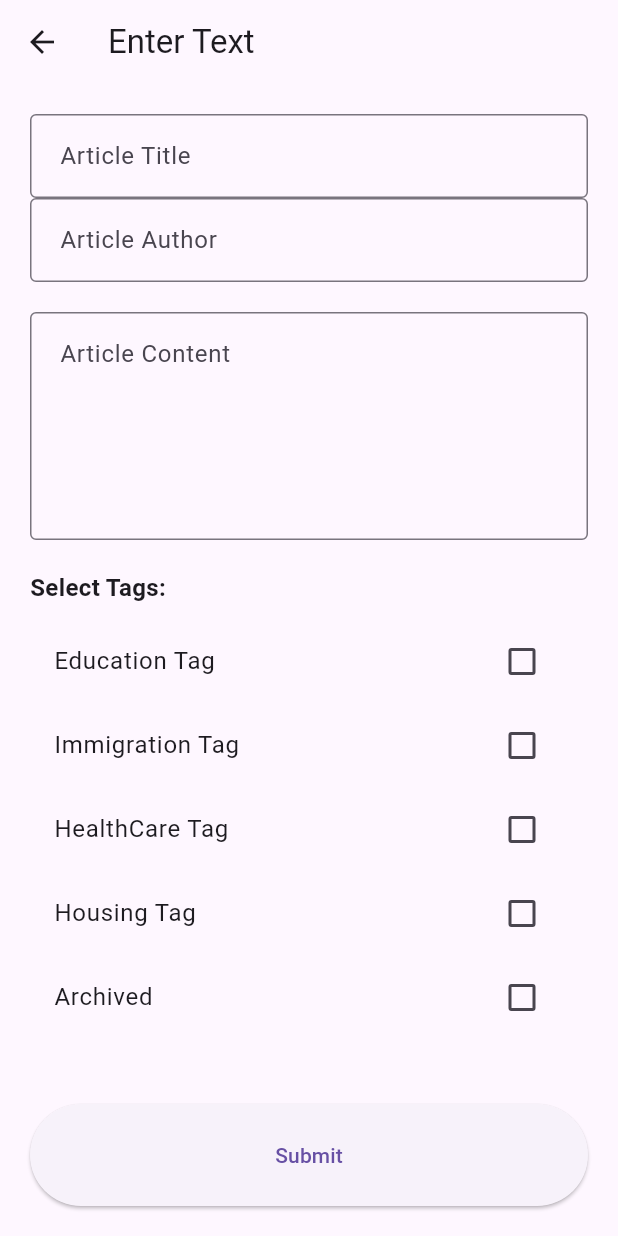
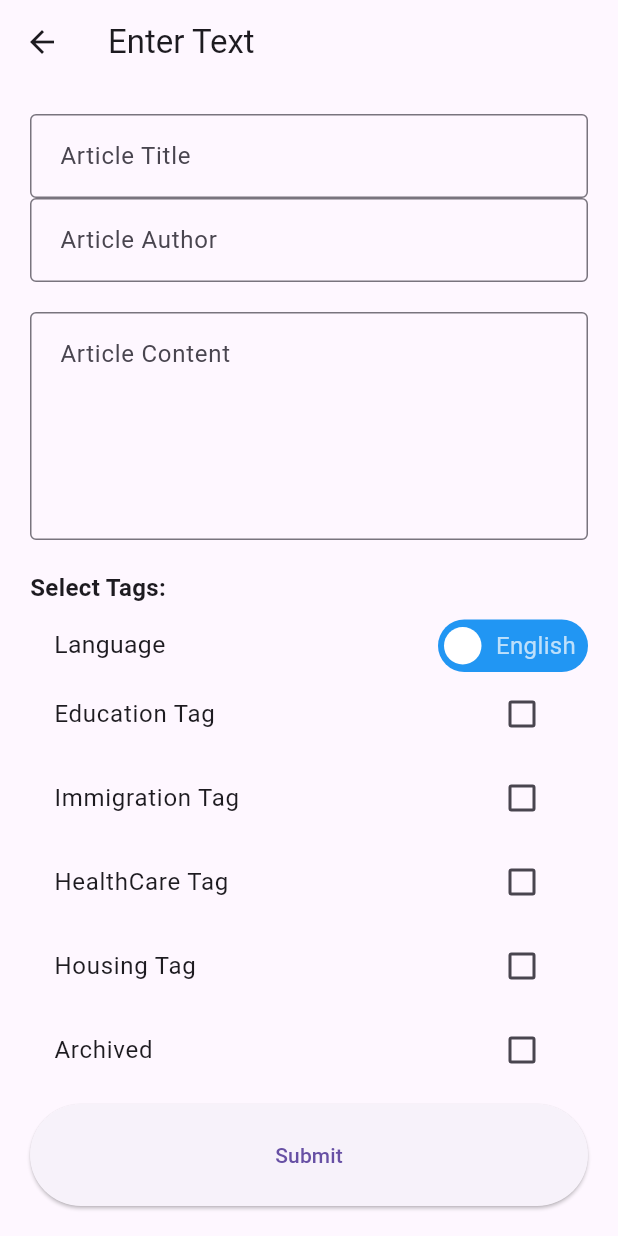
Before and after one commit to evelyn-mccarty/SML-Writer, a Flutter app: the TextEntryPage screen opened directly, on a phone screen of 412 x 824 dp. Run offline on Flutter 3.47's test engine with Material 3 defaults, Android fonts, the phone set to English and light mode, and no system bars; drawn by our look-alikes of flutter_switch; our stand-ins replace file_picker.

Commit message:
Added language switch to writer

```diff
--- a/writer/lib/main.dart
+++ b/writer/lib/main.dart
@@ -2,6 +2,7 @@ import 'package:flutter/material.dart';
 import 'package:file_picker/file_picker.dart';
 import 'package:http/http.dart' as http;
 import 'dart:convert';
+import 'package:flutter_switch/flutter_switch.dart';
 
 import 'package:sml_writer/json_article.dart';
 
@@ -167,6 +168,7 @@ class _TextEntryPageState extends State<TextEntryPage> {
     "Archived"
   ]; // Updated list of tags
   List<String> selectedTags = [];
+  bool esp = false;
 
   @override
   Widget build(BuildContext context) {
@@ -206,6 +208,34 @@ class _TextEntryPageState extends State<TextEntryPage> {
               style: TextStyle(fontSize: 16, fontWeight: FontWeight.bold),
             ),
             SizedBox(height: 10),
+            Row(
+              children: [
+                SizedBox(
+                  width: 16,
+                ),
+                Text(
+                  "Language",
+                  style: TextStyle(fontSize: 16.5),
+                ),
+                Spacer(),
+                FlutterSwitch(
+                  showOnOff: true,
+                  width: 100,
+                  value: esp,
+                  activeColor: Colors.red,
+                  inactiveColor: Colors.blue,
+                  activeText: "Español",
+                  inactiveText: "English",
+                  activeTextFontWeight: FontWeight.normal,
+                  inactiveTextFontWeight: FontWeight.normal,
+                  onToggle: (bool value) {
+                    setState(() {
+                      esp = value;
+                    });
+                  },
+                ),
+              ],
+            ),
             Expanded(
               child: ListView.builder(
                 itemCount: tags.length,
@@ -238,6 +268,11 @@ class _TextEntryPageState extends State<TextEntryPage> {
             ElevatedButton(
               onPressed: () {
                 // Process the entered text and selected tags
+                if (esp) {
+                  selectedTags.add("Spanish");
+                } else {
+                  selectedTags.add("English");
+                }
                 var temp = JsonArticle(
                     title: _titleController.text,
                     author: _authorController.text,
--- a/writer/pubspec.yaml
+++ b/writer/pubspec.yaml
@@ -11,6 +11,7 @@ dependencies:
     sdk: flutter
   file_picker: ^6.1.1
   http: ^1.2.0
+  flutter_switch: ^0.3.2
 
 dev_dependencies:
   flutter_test:
```
Also changed, not shown: writer/pubspec.lock.
